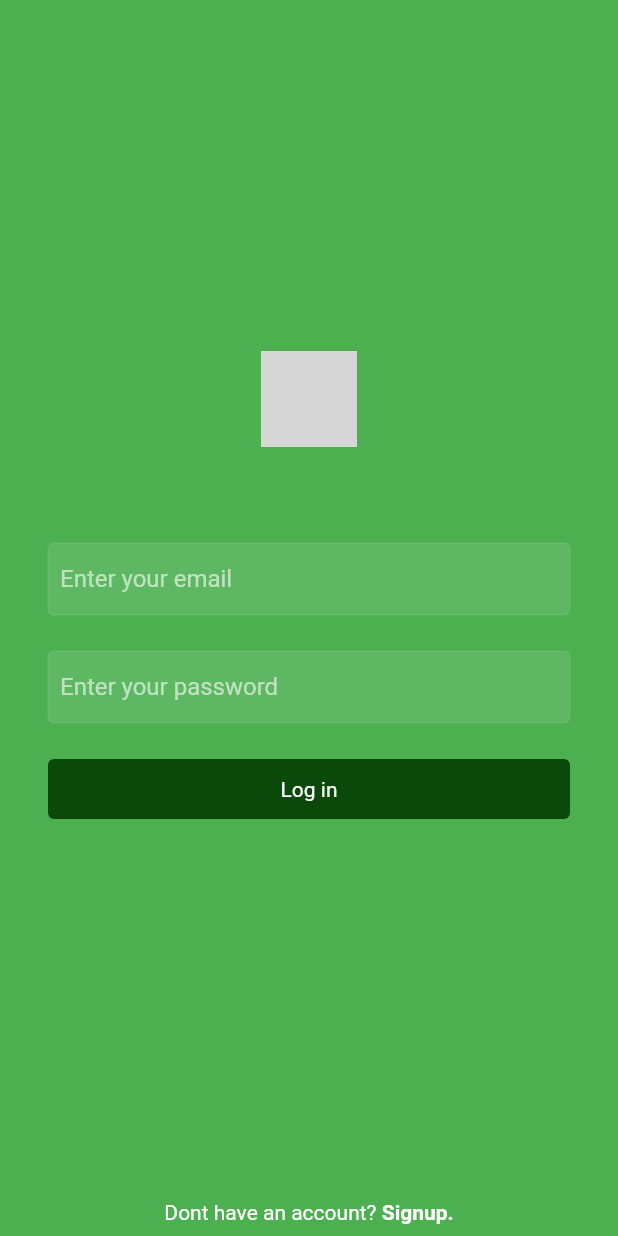
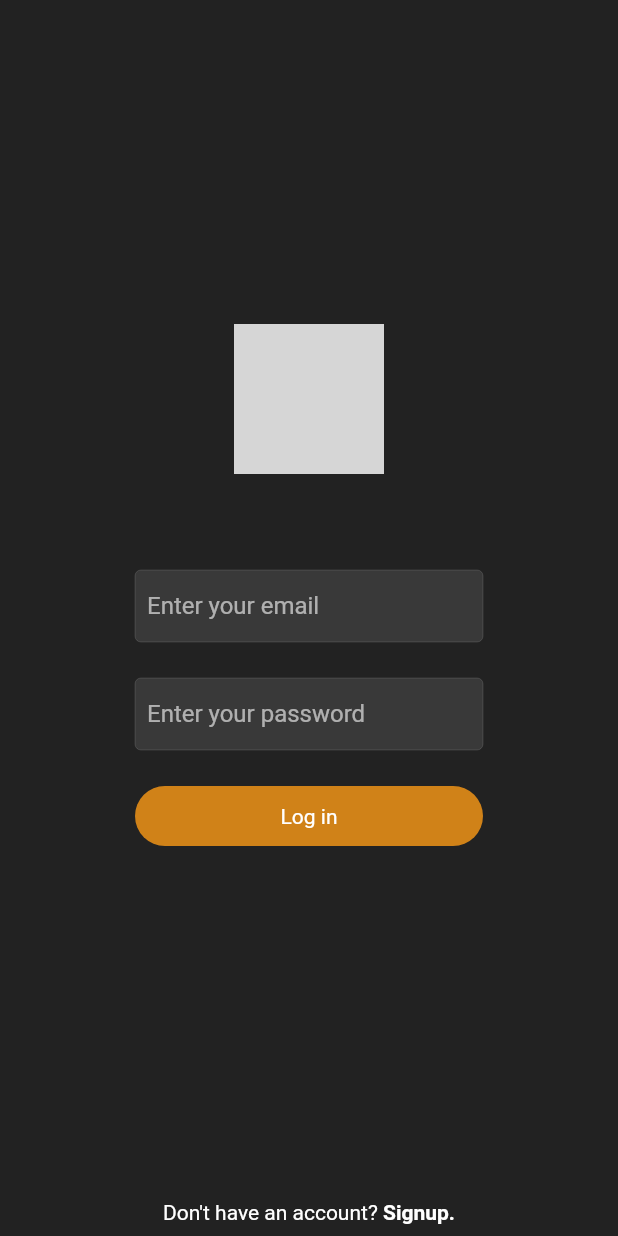
Before and after one commit to KirilTrbojevikj/mis, a Flutter app: the screen it shows once a user with an empty profile is signed in, item 3 of the bottom bar chosen, after a tap on "Sign Out", on a phone screen of 412 x 824 dp. Run offline on Flutter 3.47's test engine with Material 2 defaults, Android fonts, the phone set to English and light mode, and no system bars; our stand-ins replace cloud_firestore, firebase_auth, firebase_core, firebase_storage, flutter_svg, image_picker; accounts and stored records are empty; network calls fail; project files that could hold a hidden picture were left out; grey boxes are pictures that could not be loaded.

Commit message:
changed themes

```diff
--- a/lib/main.dart
+++ b/lib/main.dart
@@ -40,11 +40,16 @@ class MyApp extends StatelessWidget {
         ChangeNotifierProvider(create: (_) => UserProvider(),),
       ],
       child: MaterialApp(
+
         debugShowCheckedModeBanner: false,
         title: 'Produck',
-        theme: ThemeData.dark().copyWith(
-          scaffoldBackgroundColor: mobileBackgroundColor,
-        ),
+         theme: ThemeData.dark().copyWith(
+           scaffoldBackgroundColor: primaryColor,
+           textSelectionTheme: const TextSelectionThemeData(
+             cursorColor: Colors.white,
+           ),
+
+         ),
         home: StreamBuilder(
           stream: FirebaseAuth.instance.authStateChanges(),
           builder: (context, snapshot) {
--- a/lib/responsive/mobile_screen_layout.dart
+++ b/lib/responsive/mobile_screen_layout.dart
@@ -46,12 +46,13 @@ class _MobileScreenLayoutState extends State<MobileScreenLayout> {
         onPageChanged: onPageChanged,
       ),
       bottomNavigationBar: CupertinoTabBar(
-        backgroundColor: mobileBackgroundColor,
+        height: 60,
+        backgroundColor: secondaryColor,
         items: <BottomNavigationBarItem>[
           BottomNavigationBarItem(
             icon: Icon(
               Icons.home_max_outlined,
-              color: (_page == 0) ? primaryColor : secondaryColor,
+              color: (_page == 0) ? orangeColor : Colors.white,
             ),
             label: '',
             backgroundColor: primaryColor,
@@ -59,17 +60,16 @@ class _MobileScreenLayoutState extends State<MobileScreenLayout> {
           BottomNavigationBarItem(
               icon: Icon(
                 Icons.search,
-                color: (_page == 1) ? primaryColor : secondaryColor,
+                color: (_page == 1) ? orangeColor : Colors.white,
               ),
               label: '',
               backgroundColor: primaryColor),
           BottomNavigationBarItem(
             icon: Icon(
               Icons.person,
-              color: (_page == 2) ? primaryColor : secondaryColor,
+              color: (_page == 2) ? orangeColor : Colors.white,
             ),
             label: '',
-            backgroundColor: primaryColor,
           ),
         ],
         onTap: navigationTapped,
--- a/lib/responsive/web_screen_layout.dart
+++ b/lib/responsive/web_screen_layout.dart
@@ -44,7 +44,7 @@ class _WebScreenLayoutState extends State<WebScreenLayout> {
   Widget build(BuildContext context) {
     return Scaffold(
       appBar: AppBar(
-        backgroundColor: mobileBackgroundColor,
+        backgroundColor: secondaryColor,
         centerTitle: false,
         title: SvgPicture.asset(
           'assets/produck-logo.svg',
--- a/lib/screens/add_post_screen.dart
+++ b/lib/screens/add_post_screen.dart
@@ -124,7 +124,7 @@ class _AddPostScreenState extends State<AddPostScreen> {
           )
         : Scaffold(
             appBar: AppBar(
-              backgroundColor: mobileBackgroundColor,
+              backgroundColor: darkOrangeColor,
               leading: IconButton(
                 icon: const Icon(Icons.arrow_back),
                 onPressed: clearImage,
--- a/lib/screens/feed_screen.dart
+++ b/lib/screens/feed_screen.dart
@@ -4,8 +4,8 @@ import 'package:flutter_svg/flutter_svg.dart';
 import 'package:produck/utils/colors.dart';
 import 'package:produck/utils/global_variable.dart';
 import 'package:produck/widgets/post_card.dart';
-
 import 'add_post_screen.dart';
+import 'package:produck/responsive/mobile_screen_layout.dart';
 
 class FeedScreen extends StatefulWidget {
   const FeedScreen({Key? key}) : super(key: key);
@@ -24,22 +24,25 @@ class _FeedScreenState extends State<FeedScreen> {
       appBar: width > webScreenSize
           ? null
           : AppBar(
-              backgroundColor: appBarColor,
+              backgroundColor: secondaryColor,
               centerTitle: false,
               title: SvgPicture.asset(
                 'assets/produck-logo.svg',
-                color: primaryColor,
-                height: 32,
+                height: 60,
               ),
-              actions: [
-                IconButton(
-                  icon: const Icon(
-                    Icons.add,
-                    color: Color.fromARGB(255, 0, 0, 0),
+              actions: <Widget>[
+                Padding(
+                    padding: const EdgeInsets.all(3),
+                  child: GestureDetector(
+                    onTap: (){
+                      Navigator.push(
+                          context,
+                          MaterialPageRoute(builder: (context) => const AddPostScreen()));
+                    },
+                    child: const Icon(
+                      Icons.add,
+                    ),
                   ),
-                  onPressed: () {
-                    const AddPostScreen();
-                  },
                 ),
               ],
             ),
@@ -49,7 +52,9 @@ class _FeedScreenState extends State<FeedScreen> {
             AsyncSnapshot<QuerySnapshot<Map<String, dynamic>>> snapshot) {
           if (snapshot.connectionState == ConnectionState.waiting) {
             return const Center(
-              child: CircularProgressIndicator(),
+              child: CircularProgressIndicator(
+                color: Colors.white,
+              ),
             );
           }
           return ListView.builder(
--- a/lib/screens/login_screen.dart
+++ b/lib/screens/login_screen.dart
@@ -59,14 +59,14 @@ class _LoginScreenState extends State<LoginScreen> {
   @override
   Widget build(BuildContext context) {
     return Scaffold(
-      backgroundColor: Colors.green,
+      backgroundColor: secondaryColor,
       resizeToAvoidBottomInset: false,
       body: SafeArea(
         child: Container(
           padding: MediaQuery.of(context).size.width > webScreenSize
               ? EdgeInsets.symmetric(
                   horizontal: MediaQuery.of(context).size.width / 3)
-              : const EdgeInsets.symmetric(horizontal: 32),
+              : const EdgeInsets.symmetric(horizontal: 90 ),
           width: double.infinity,
           child: Column(
             crossAxisAlignment: CrossAxisAlignment.center,
@@ -77,8 +77,7 @@ class _LoginScreenState extends State<LoginScreen> {
               ),
               SvgPicture.asset(
                 'assets/produck-logo.svg',
-                color: primaryColor,
-                height: 64,
+                height: 100,
               ),
               const SizedBox(
                 height: 64,
@@ -87,6 +86,7 @@ class _LoginScreenState extends State<LoginScreen> {
                 hintText: 'Enter your email',
                 textInputType: TextInputType.emailAddress,
                 textEditingController: _emailController,
+
               ),
               const SizedBox(
                 height: 24,
@@ -114,9 +114,9 @@ class _LoginScreenState extends State<LoginScreen> {
                   padding: const EdgeInsets.symmetric(vertical: 12),
                   decoration: const ShapeDecoration(
                     shape: RoundedRectangleBorder(
-                      borderRadius: BorderRadius.all(Radius.circular(4)),
+                      borderRadius: BorderRadius.all(Radius.circular(20)),
                     ),
-                    color: blueColor,
+                    color: darkOrangeColor,
                   ),
                 ),
                 onTap: loginUser,
@@ -133,7 +133,7 @@ class _LoginScreenState extends State<LoginScreen> {
                 children: [
                   Container(
                     child: const Text(
-                      'Dont have an account?',
+                      'Don\'t have an account?',
                     ),
                     padding: const EdgeInsets.symmetric(vertical: 8),
                   ),
--- a/lib/screens/profile_screen.dart
+++ b/lib/screens/profile_screen.dart
@@ -69,14 +69,17 @@ class _ProfileScreenState extends State<ProfileScreen> {
   Widget build(BuildContext context) {
     return isLoading
         ? const Center(
-            child: CircularProgressIndicator(),
+            child: CircularProgressIndicator(
+              color: Colors.white,
+            ),
+
           )
         : Scaffold(
             appBar: AppBar(
-              backgroundColor: appBarColor,
+              backgroundColor: secondaryColor,
               title: Text(
                 userData['username'],
-                style: TextStyle(color: Colors.black),
+                style: TextStyle(color: Colors.white),
               ),
               centerTitle: false,
             ),
@@ -119,7 +122,7 @@ class _ProfileScreenState extends State<ProfileScreen> {
                                         ? FollowButton(
                                             text: 'Sign Out',
                                             backgroundColor:
-                                                mobileBackgroundColor,
+                                                orangeColor,
                                             textColor: primaryColor,
                                             borderColor: Colors.grey,
                                             function: () async {
@@ -136,7 +139,7 @@ class _ProfileScreenState extends State<ProfileScreen> {
                                         : isFollowing
                                             ? FollowButton(
                                                 text: 'Unfollow',
-                                                backgroundColor: Colors.white,
+                                                backgroundColor: orangeColor,
                                                 textColor: Colors.black,
                                                 borderColor: Colors.grey,
                                                 function: () async {
@@ -155,7 +158,7 @@ class _ProfileScreenState extends State<ProfileScreen> {
                                               )
                                             : FollowButton(
                                                 text: 'Follow',
-                                                backgroundColor: Colors.blue,
+                                                backgroundColor: orangeColor,
                                                 textColor: Colors.white,
                                                 borderColor: Colors.blue,
                                                 function: () async {
@@ -198,6 +201,9 @@ class _ProfileScreenState extends State<ProfileScreen> {
                         ),
                         child: Text(
                           userData['bio'],
+                          style: TextStyle(
+                            color: Colors.black,
+                          ),
                         ),
                       ),
                     ],
@@ -212,7 +218,9 @@ class _ProfileScreenState extends State<ProfileScreen> {
                   builder: (context, snapshot) {
                     if (snapshot.connectionState == ConnectionState.waiting) {
                       return const Center(
-                        child: CircularProgressIndicator(),
+                        child: CircularProgressIndicator(
+                          color: Colors.white,
+                        ),
                       );
                     }
 
--- a/lib/screens/search_screen.dart
+++ b/lib/screens/search_screen.dart
@@ -20,7 +20,7 @@ class _SearchScreenState extends State<SearchScreen> {
   Widget build(BuildContext context) {
     return Scaffold(
       appBar: AppBar(
-        backgroundColor: Color.fromARGB(206, 223, 219, 219),
+        backgroundColor: secondaryColor,
         title: Form(
           child: TextFormField(
             controller: searchController,
--- a/lib/screens/signup_screen.dart
+++ b/lib/screens/signup_screen.dart
@@ -178,7 +178,7 @@ class _SignupScreenState extends State<SignupScreen> {
                     shape: RoundedRectangleBorder(
                       borderRadius: BorderRadius.all(Radius.circular(4)),
                     ),
-                    color: blueColor,
+                    color: orangeColor,
                   ),
                 ),
                 onTap: signUpUser,
--- a/lib/utils/colors.dart
+++ b/lib/utils/colors.dart
@@ -3,7 +3,10 @@ import 'package:flutter/material.dart';
 const mobileBackgroundColor = Color.fromARGB(255, 255, 255, 255);
 const webBackgroundColor = Color.fromRGBO(18, 18, 18, 1);
 const mobileSearchColor = Color.fromRGBO(38, 38, 38, 1);
-const blueColor = Color.fromARGB(255, 11, 73, 11);
-const primaryColor = Color.fromARGB(255, 0, 0, 0);
+
+const greenColor = Color.fromARGB(255, 11, 73, 11);
+const orangeColor= Color.fromARGB 	(255, 217, 157, 81);
+const darkOrangeColor= Color.fromARGB 	(255, 208, 130, 24);
+const primaryColor = Color.fromARGB(255, 255, 255, 255);
 const secondaryColor = Color.fromARGB(255, 34, 34, 34);
 const appBarColor = Color.fromARGB(255, 255, 255, 255);
--- a/lib/widgets/post_card.dart
+++ b/lib/widgets/post_card.dart
@@ -212,7 +212,7 @@ class _PostCardState extends State<PostCard> {
                   icon: widget.snap['likes'].contains(user.uid)
                       ? const Icon(
                           Icons.favorite,
-                          color: Colors.red,
+                          color: orangeColor,
                         )
                       : const Icon(
                           Icons.favorite_border,
```
Also changed, not shown: assets/produck-logo.svg.
